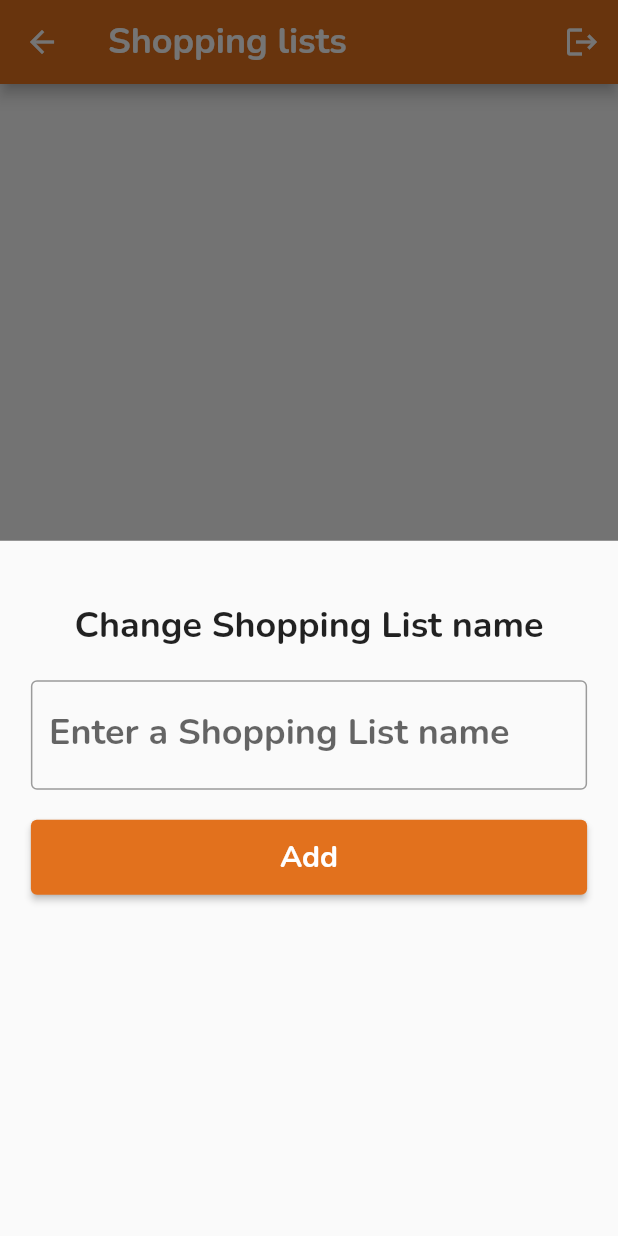
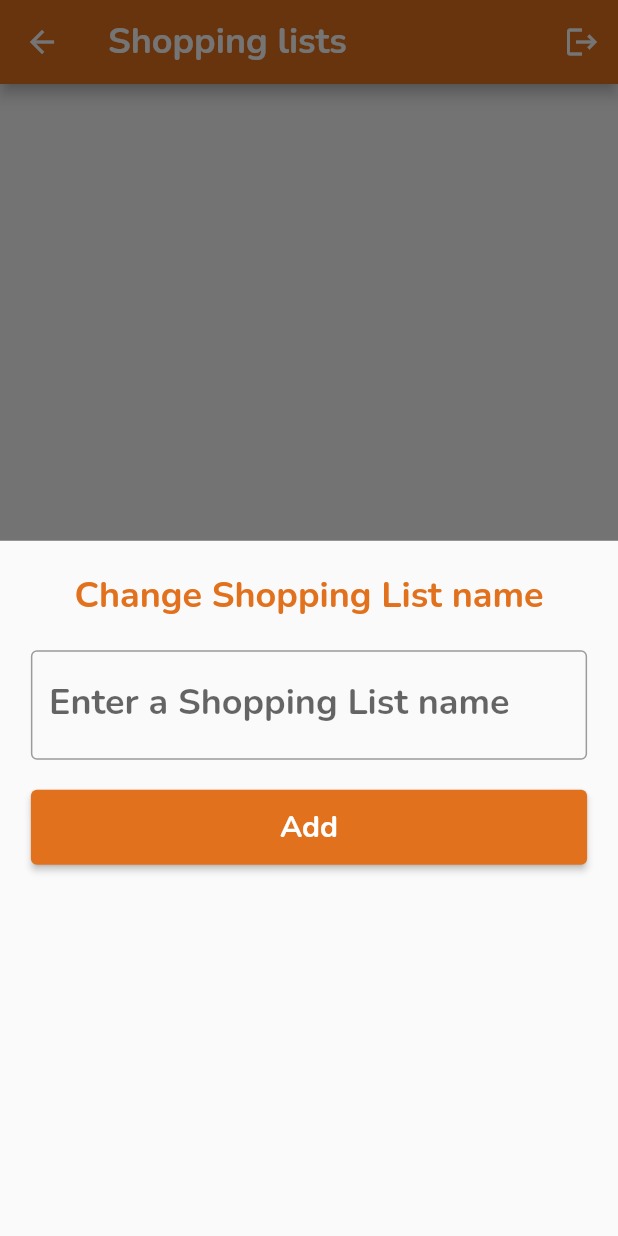
Before and after one commit to RomanMeasv/mp23_astr, a Flutter app: the ShoppingListMenuPage screen opened by its route, after a tap on the "add" icon, on a phone screen of 412 x 824 dp. Run offline on Flutter 3.47's test engine with Material 2 defaults, Android fonts, the phone set to English and light mode, and no system bars; our stand-ins replace camera, cloud_firestore, firebase_auth, firebase_core, firebase_messaging, firebase_storage and 3 more; accounts and stored records are empty.

Commit message:
Update page.dart

```diff
--- a/lib/app/modules/shopping_list_menu_module/page.dart
+++ b/lib/app/modules/shopping_list_menu_module/page.dart
@@ -227,6 +227,9 @@ class ShoppingListMenuPage extends GetView<ShoppingListMenuController> {
               },
             );
           },
+          style: ElevatedButton.styleFrom(
+            backgroundColor: Theme.of(context).colorScheme.secondary, // Set the desired button color here
+          ),
           child: const Icon(Icons.add),
         ),
       ),
@@ -313,10 +316,12 @@ class ShoppingListMenuPage extends GetView<ShoppingListMenuController> {
           padding: const EdgeInsets.all(20),
           child: Column(
             children: [
-              const Padding(padding: EdgeInsets.only(top: 20)),
               Text(
                 "Change Shopping List name",
-                style: Theme.of(context).textTheme.titleMedium,
+                style: Theme.of(context)
+                    .textTheme
+                    .titleMedium
+                    ?.copyWith(color: Theme.of(context).colorScheme.primary),
               ),
               const Padding(padding: EdgeInsets.only(top: 20)),
               SizedBox(
@@ -324,8 +329,10 @@ class ShoppingListMenuPage extends GetView<ShoppingListMenuController> {
                 child: TextField(
                   decoration: InputDecoration(
                     border: const OutlineInputBorder(),
-                    label: Text(isUpdate ? shoppingList.name : 'Enter a Shopping List name'),
-                    hintText: 'Enter a Shopping list',
+                    label: Text(isUpdate
+                        ? shoppingList.name
+                        : 'Enter a Shopping List name'),
+                    hintText: 'New name for the shopping list',
                   ),
                   onChanged: (String _val) {
                     value = _val;
@@ -339,12 +346,14 @@ class ShoppingListMenuPage extends GetView<ShoppingListMenuController> {
                   height: 50,
                   child: ElevatedButton(
                     style: ButtonStyle(
-                      backgroundColor: MaterialStateProperty.all(Theme.of(context).colorScheme.primary),
+                      backgroundColor: MaterialStateProperty.all(
+                          Theme.of(context).colorScheme.primary),
                     ),
                     onPressed: () {
                       if (isUpdate) {
                         shoppingList.name = value;
-                        controller.updateShoppingList(shoppingList.uid, shoppingList);
+                        controller.updateShoppingList(
+                            shoppingList.uid, shoppingList);
                       } else {
                         if (value != null) {
                           controller.add(value!);
@@ -354,10 +363,11 @@ class ShoppingListMenuPage extends GetView<ShoppingListMenuController> {
                     },
                     child: isUpdate
                         ? const Text(
-                      'Update',
-                      style: TextStyle(color: Colors.white),
-                    )
-                        : const Text('Add', style: TextStyle(color: Colors.white)),
+                            'Update',
+                            style: TextStyle(color: Colors.white),
+                          )
+                        : const Text('Add',
+                            style: TextStyle(color: Colors.white)),
                   ),
                 ),
               ),
@@ -366,7 +376,6 @@ class ShoppingListMenuPage extends GetView<ShoppingListMenuController> {
         ),
       ],
     );
-
   }
 
   showConfirmationDialog({
@@ -390,7 +399,15 @@ class ShoppingListMenuPage extends GetView<ShoppingListMenuController> {
 
     // set up the AlertDialog
     AlertDialog alert = AlertDialog(
-      title: Text(title),
+      title: Container(
+        alignment: Alignment.center,
+        child: Text(
+          title,
+          style: Theme.of(context).textTheme.titleLarge?.copyWith(
+                color: Theme.of(context).colorScheme.primary,
+              ),
+        ),
+      ),
       content: content,
       actions: [
         cancelButton,
@@ -413,7 +430,10 @@ class ShoppingListMenuPage extends GetView<ShoppingListMenuController> {
       context: context,
       type: DialogType.Delete,
       title: "Confirm deletion",
-      content: Text("Are you sure you want to delete ${shoppingList.name} ?"),
+      content: Text(
+        "Are you sure you want to delete ${shoppingList.name} ?",
+        style: Theme.of(context).textTheme.bodyLarge,
+      ),
       cancelButtonCallback: () {
         Navigator.pop(context);
       },
```
